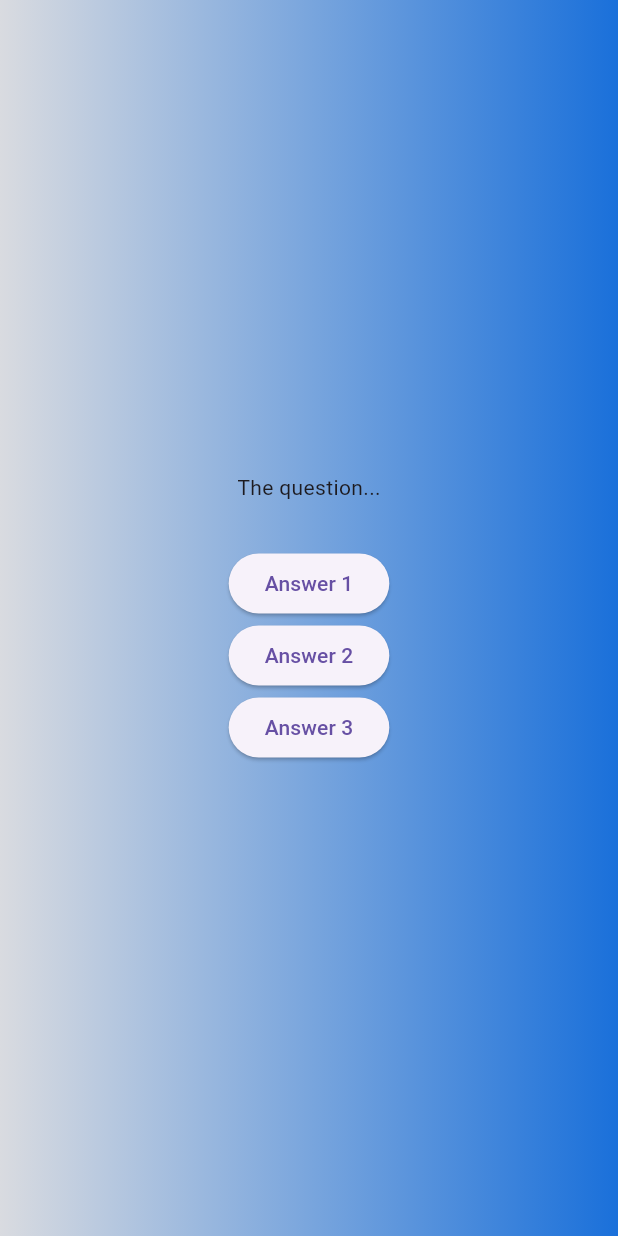
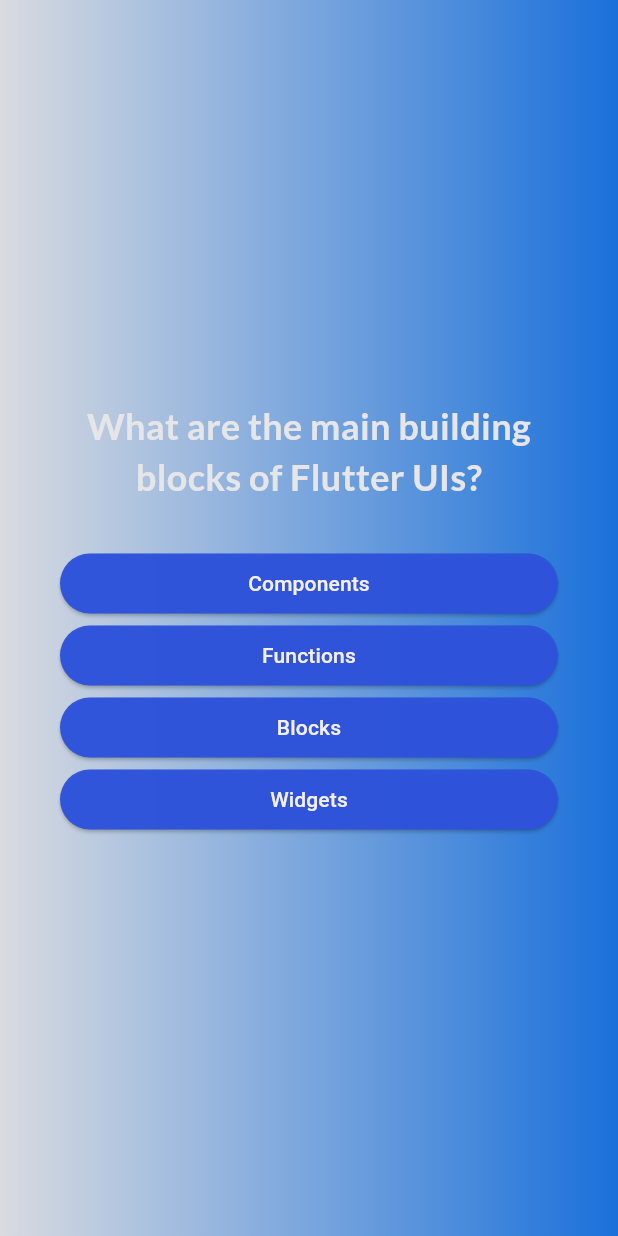
Before and after one commit to nguyen-huu-vinh/adv_basics, a Flutter app: the screen it shows after launch, after a tap on "Start Quiz", on a phone screen of 412 x 824 dp. Run offline on Flutter 3.47's test engine with Material 3 defaults, Android fonts, the phone set to English and light mode, and no system bars; our stand-ins replace google_fonts.

Commit message:
cap nhap

```diff
--- /dev/null
+++ b/lib/answer_button.dart
@@ -0,0 +1,20 @@
+import 'package:flutter/material.dart';
+
+class AnswerButton extends StatelessWidget {
+  AnswerButton({super.key, required this.answerText, required this.onTap()});
+  final String answerText;
+  final void Function() onTap;
+  @override
+  Widget build(context) {
+    return ElevatedButton(
+      onPressed: onTap,
+      style: ElevatedButton.styleFrom(
+        padding: EdgeInsets.symmetric(vertical: 10, horizontal: 40),
+        backgroundColor: const Color.fromARGB(250, 46, 83, 219),
+        foregroundColor: const Color.fromARGB(255, 245, 240, 240),
+        shape: RoundedRectangleBorder(borderRadius: BorderRadius.circular(40)),
+      ),
+      child: Text(answerText, textAlign: TextAlign.center),
+    );
+  }
+}
--- a/lib/models/quiz_question.dart
+++ b/lib/models/quiz_question.dart
@@ -2,4 +2,9 @@ class QuizQuestion {
   const QuizQuestion(this.text, this.answers);
   final String text;
   final List<String> answers;
+  List<String> getShuffledAnswers() {
+    final shuffledList = List.of(answers);
+    shuffledList.shuffle();
+    return shuffledList;
+  }
 }
--- a/lib/question_screen.dart
+++ b/lib/question_screen.dart
@@ -1,4 +1,7 @@
 import 'package:flutter/material.dart';
+import 'package:adv_basics/answer_button.dart';
+import 'package:adv_basics/data/questions.dart';
+import 'package:google_fonts/google_fonts.dart';
 
 class QuestionScreen extends StatefulWidget {
   const QuestionScreen({super.key});
@@ -10,19 +13,40 @@ class QuestionScreen extends StatefulWidget {
 }
 
 class _QuestionScreenState extends State<QuestionScreen> {
+  var currentQuestionIndex = 0;
+  void answerQuestion() {
+    setState(() {
+      currentQuestionIndex++;
+    });
+  }
+
   @override
   Widget build(context) {
+    final currentQuestion = questions[currentQuestionIndex];
     return SizedBox(
       width: double.infinity,
-      child: Column(
-        mainAxisAlignment: MainAxisAlignment.center,
-        children: [
-          Text('The question...'),
-          SizedBox(height: 30),
-          ElevatedButton(onPressed: () {}, child: Text('Answer 1')),
-          ElevatedButton(onPressed: () {}, child: Text('Answer 2')),
-          ElevatedButton(onPressed: () {}, child: Text('Answer 3')),
-        ],
+      child: Container(
+        margin: EdgeInsets.all(40),
+        child: Column(
+          mainAxisAlignment: MainAxisAlignment.center,
+          crossAxisAlignment: CrossAxisAlignment.stretch,
+          children: [
+            Text(
+              currentQuestion.text,
+              style: GoogleFonts.lato(
+                color: const Color.fromARGB(255, 230, 229, 231),
+                fontSize: 24,
+                fontWeight: FontWeight.bold,
+              ),
+
+              textAlign: TextAlign.center,
+            ),
+            const SizedBox(height: 30),
+            ...currentQuestion.getShuffledAnswers().map((answer) {
+              return AnswerButton(answerText: answer, onTap: answerQuestion);
+            }),
+          ],
+        ),
       ),
     );
   }
--- a/lib/start_screen.dart
+++ b/lib/start_screen.dart
@@ -1,5 +1,6 @@
 import 'package:flutter/material.dart';
 import 'package:adv_basics/quiz.dart';
+import 'package:google_fonts/google_fonts.dart';
 
 class StartScreen extends StatelessWidget {
   const StartScreen(this.startQuiz, {super.key});
@@ -16,9 +17,13 @@ class StartScreen extends StatelessWidget {
             color: const Color.fromARGB(100, 255, 255, 255),
           ),
           const SizedBox(height: 80),
-          const Text(
+          Text(
             'Learn Flutter te fun way!',
-            style: TextStyle(color: Colors.white, fontSize: 20),
+            style: GoogleFonts.lato(
+              color: const Color.fromARGB(255, 190, 91, 233),
+              fontSize: 24,
+              fontWeight: FontWeight.bold,
+            ),
           ),
           const SizedBox(height: 80),
           OutlinedButton.icon(
--- a/pubspec.yaml
+++ b/pubspec.yaml
@@ -34,6 +34,7 @@ dependencies:
     # The following adds the Cupertino Icons font to your application.
     # Use with the CupertinoIcons class for iOS style icons.
     cupertino_icons: ^1.0.8
+    google_fonts: ^8.1.0
 
 dev_dependencies:
     flutter_test:
```
Also changed, not shown: pubspec.lock, 2 other files.
